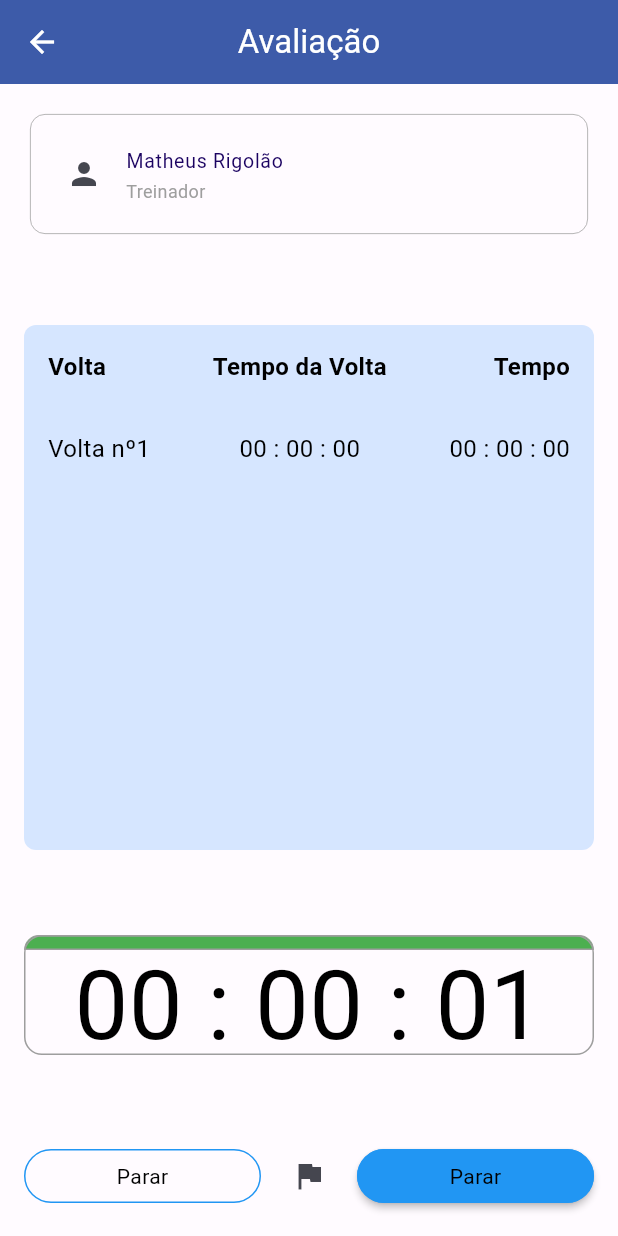
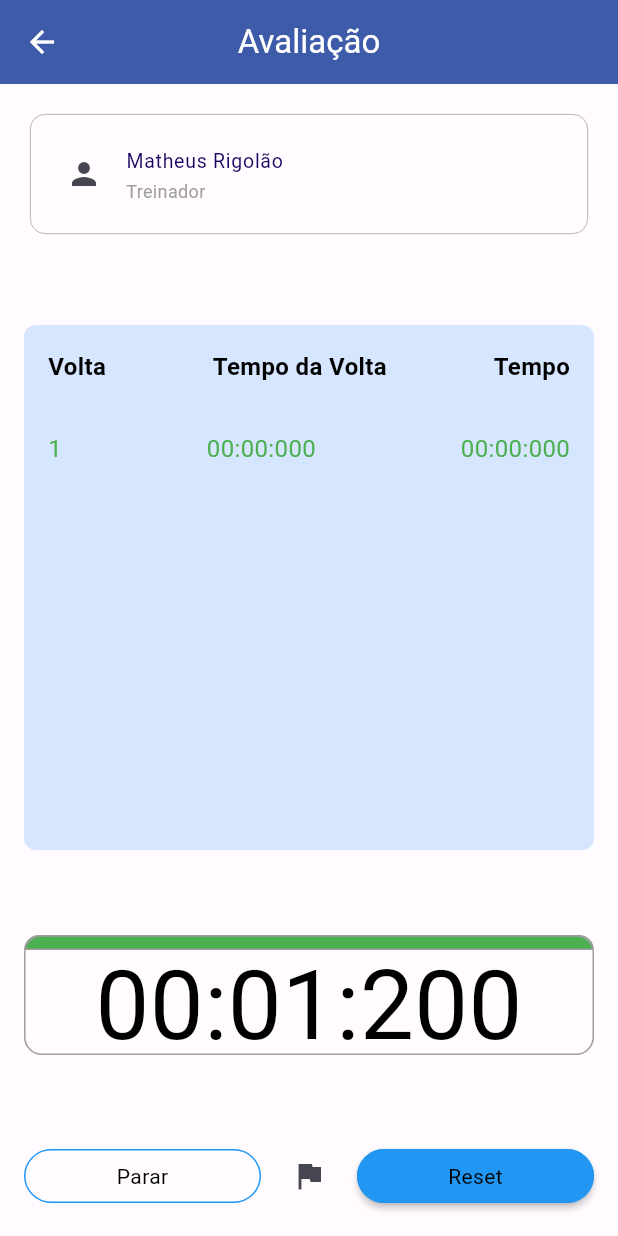
Before and after one commit to Rigolao/Desafio_Natacao, a Flutter app: the CronometroContent screen opened by its route, item 2 of the bottom bar chosen, after a tap on "Começar", on a phone screen of 412 x 824 dp. Run offline on Flutter 3.47's test engine with Material 2 defaults, Android fonts, the phone set to English and light mode, and no system bars.

Commit message:
Refactor: Mudança na lógica do cronometro, criação de classe para controle.

```diff
--- a/lib/cronometro/cronometro_content.dart
+++ b/lib/cronometro/cronometro_content.dart
@@ -3,6 +3,7 @@ import 'dart:async';
 import 'package:desafio_6_etapa/shared/person_card.dart';
 import 'package:desafio_6_etapa/theme/theme.g.dart';
 import 'package:flutter/material.dart';
+import 'package:intl/intl.dart';
 
 class CronometroContent extends StatefulWidget {
   const CronometroContent({super.key});
@@ -12,13 +13,52 @@ class CronometroContent extends StatefulWidget {
 }
 
 class _CronometroContentState extends State<CronometroContent> {
-  int segundos = 0, minutos = 0, horas = 0;
-  String digitoSegundos = "00", digitoMinutos = "00", digitoHoras = "00";
+  int millisegundos = 0;
   Timer? timer;
   bool comecar = false;
-  List intervalos = [];
+  List<TempoVolta> intervalos = [];
 
-  //controles
+  NumberFormat formatadorDuploZero = NumberFormat("00");
+  NumberFormat formatadorTriploZero = NumberFormat("000");
+
+  TempoVolta criarTempoVolta(List<TempoVolta> intervalos, int tempo) {
+    if(intervalos.isEmpty) {
+      return TempoVolta(tempo, tempo, intervalos.length + 1, isMelhorTempo(tempo), isPiorTempo(tempo));
+    } else {
+      return TempoVolta(tempo, tempo - intervalos.first.tempo, intervalos.length + 1, isMelhorTempo(tempo), isPiorTempo(tempo));
+    }
+  }
+
+  String getTempoFormatado(int tempo) {
+    int minutos = tempo ~/ 60 ~/ 1000;
+    int segundos = (tempo - (minutos * 60 * 1000)) ~/ 1000;
+    int milisegundos = tempo - (segundos * 1000) - (minutos * 60 * 1000);
+    return "${formatadorDuploZero.format(minutos)}:${formatadorDuploZero.format(segundos)}:${formatadorTriploZero.format(milisegundos)}";
+  }
+
+  bool isMelhorTempo(int tempo) {
+    bool melhorTempo = true;
+
+    for(int i = 0; i < intervalos.length; i++) {
+      if(tempo > intervalos[i].tempo) {
+        melhorTempo = false;
+      }
+    }
+
+    return melhorTempo;
+  }
+
+  bool isPiorTempo(int tempo) {
+    bool piorTempo = true;
+
+    for(int i = 0; i < intervalos.length; i++) {
+      if(tempo < intervalos[i].tempo) {
+        piorTempo = false;
+      }
+    }
+
+    return piorTempo;
+  }
 
   void parar() {
     timer!.cancel();
@@ -30,13 +70,7 @@ class _CronometroContentState extends State<CronometroContent> {
   void reset() {
     timer!.cancel();
     setState(() {
-      segundos = 0;
-      minutos = 0;
-      horas = 0;
-
-      digitoSegundos = "00";
-      digitoMinutos = "00";
-      digitoHoras = "00";
+      millisegundos = 0;
 
       comecar = false;
 
@@ -46,41 +80,16 @@ class _CronometroContentState extends State<CronometroContent> {
 
   void addIntervalos() {
     setState(() {
-      intervalos.add("$digitoHoras : $digitoMinutos : $digitoSegundos");
+      intervalos.insert(0, criarTempoVolta(intervalos, millisegundos));
     });
   }
 
   void start() {
     comecar = true;
-    timer = Timer.periodic(Duration(seconds: 1), (timer) {
+
+    timer = Timer.periodic(const Duration(milliseconds: 1), (timer) {
       setState(() {
-        segundos++;
-        if (segundos == 60) {
-          segundos = 0;
-          minutos++;
-        }
-        if (minutos == 60) {
-          minutos = 0;
-          horas++;
-        }
-
-        if (segundos < 10) {
-          digitoSegundos = "0$segundos";
-        } else {
-          digitoSegundos = "$segundos";
-        }
-
-        if (minutos < 10) {
-          digitoMinutos = "0$minutos";
-        } else {
-          digitoMinutos = "$minutos";
-        }
-
-        if (horas < 10) {
-          digitoHoras = "0$horas";
-        } else {
-          digitoHoras = "$horas";
-        }
+        millisegundos += 1;
       });
     });
   }
@@ -114,8 +123,8 @@ class _CronometroContentState extends State<CronometroContent> {
                   child: Column(
                     crossAxisAlignment: CrossAxisAlignment.start, // Alinhar à esquerda
                     children: [
-                      Padding(
-                        padding: const EdgeInsets.all(16.0),
+                      const Padding(
+                        padding: EdgeInsets.all(16.0),
                         child: Row(
                           mainAxisAlignment: MainAxisAlignment.spaceBetween,
                           children: [
@@ -156,23 +165,47 @@ class _CronometroContentState extends State<CronometroContent> {
                                 mainAxisAlignment: MainAxisAlignment.spaceBetween,
                                 children: [
                                   Text(
-                                    "Volta nº${index + 1}",
+                                    intervalos[index].volta.toString(),
                                     style: TextStyle(
-                                      color: Colors.black,
+                                      color: (){
+                                        if(isMelhorTempo(intervalos[index].tempoVolta)) {
+                                          return Colors.green;
+                                        } else if(isPiorTempo(intervalos[index].tempoVolta)) {
+                                          return Colors.red;
+                                        } else {
+                                          return Colors.black;
+                                        }
+                                      }(),
                                       fontSize: 16.0,
                                     ),
                                   ),
                                   Text(
-                                    "${intervalos[index]}",
+                                    getTempoFormatado(intervalos[index].tempoVolta),
                                     style: TextStyle(
-                                      color: Colors.black,
+                                      color: () {
+                                        if(isMelhorTempo(intervalos[index].tempoVolta)) {
+                                          return Colors.green;
+                                        } else if(isPiorTempo(intervalos[index].tempoVolta)) {
+                                          return Colors.red;
+                                        } else {
+                                          return Colors.black;
+                                        }
+                                      }(),
                                       fontSize: 16.0,
                                     ),
                                   ),
                                   Text(
-                                    "${intervalos[index]}",
+                                    getTempoFormatado(intervalos[index].tempo),
                                     style: TextStyle(
-                                      color: Colors.black,
+                                      color: () {
+                                        if(intervalos[index].isMelhorVolta) {
+                                          return Colors.green;
+                                        } else if(intervalos[index].isPiorVolta) {
+                                          return Colors.red;
+                                        } else {
+                                          return Colors.black;
+                                        }
+                                      }(),
                                       fontSize: 16.0,
                                     ),
                                   ),
@@ -191,7 +224,7 @@ class _CronometroContentState extends State<CronometroContent> {
                     decoration: BoxDecoration(
                       color: Colors.green,
                       border: Border.all(color: Colors.grey, width: 1.0),
-                      borderRadius: BorderRadius.only(
+                      borderRadius: const BorderRadius.only(
                           topLeft: Radius.circular(12.0),
                           topRight: Radius.circular(12.0)),
                     ),
@@ -204,8 +237,8 @@ class _CronometroContentState extends State<CronometroContent> {
                     ),
                     child: Center(
                         child: Text(
-                      "$digitoHoras : $digitoMinutos : $digitoSegundos",
-                      style: TextStyle(
+                          getTempoFormatado(millisegundos),
+                      style: const TextStyle(
                         fontSize: 64.0,
                         fontWeight: FontWeight.w400,
                         color: Colors.black,
@@ -225,12 +258,12 @@ class _CronometroContentState extends State<CronometroContent> {
                               side: BorderSide(color: Colors.blue),
                             ),
                             child: Text((!comecar) ? "Começar" : "Parar",
-                                style: TextStyle(color: Colors.black)))),
-                    SizedBox(width: 8.0),
+                                style: const TextStyle(color: Colors.black)))),
+                    const SizedBox(width: 8.0),
                     IconButton(onPressed: () {
                       addIntervalos();
-                    }, icon: Icon(Icons.flag)),
-                    SizedBox(width: 8.0),
+                    }, icon: const Icon(Icons.flag)),
+                    const SizedBox(width: 8.0),
                     Expanded(
                         child: RawMaterialButton(
                             onPressed: () {
@@ -240,7 +273,7 @@ class _CronometroContentState extends State<CronometroContent> {
                             shape: const StadiumBorder(
                               side: BorderSide(color: Colors.blue),
                             ),
-                            child: Text("Parar",
+                            child: const Text("Reset",
                                 style: TextStyle(color: Colors.black))))
                   ],
                 ),
@@ -248,3 +281,13 @@ class _CronometroContentState extends State<CronometroContent> {
         )));
   }
 }
+
+class TempoVolta {
+  int tempo;
+  int tempoVolta;
+  int volta;
+  bool isMelhorVolta;
+  bool isPiorVolta;
+
+  TempoVolta(this.tempo, this.tempoVolta, this.volta, this.isMelhorVolta, this.isPiorVolta);
+}
```
